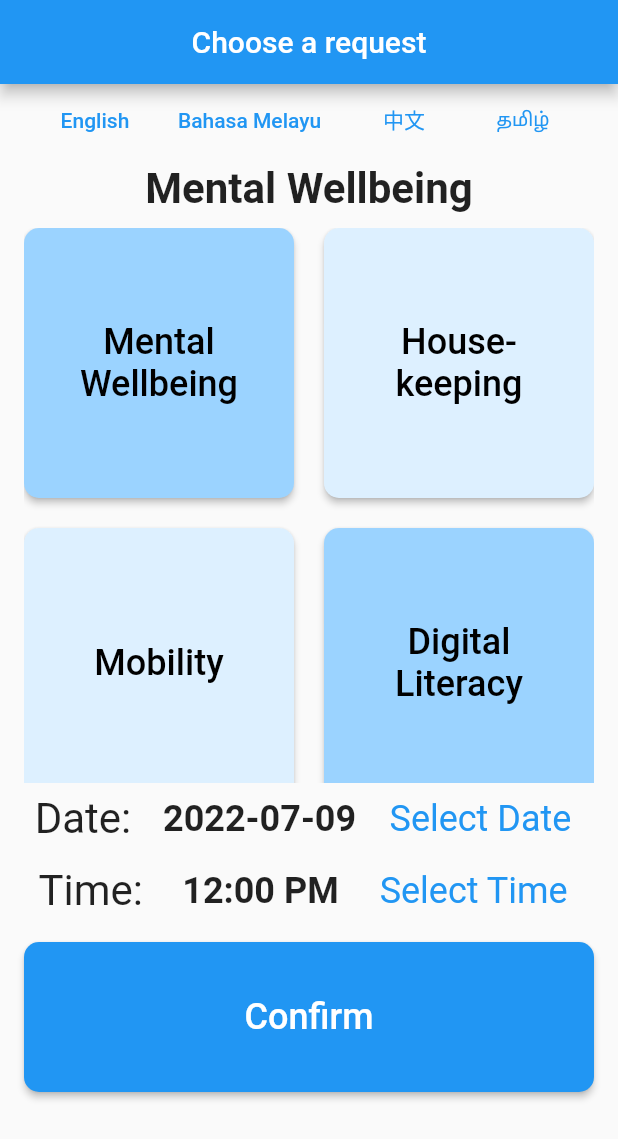
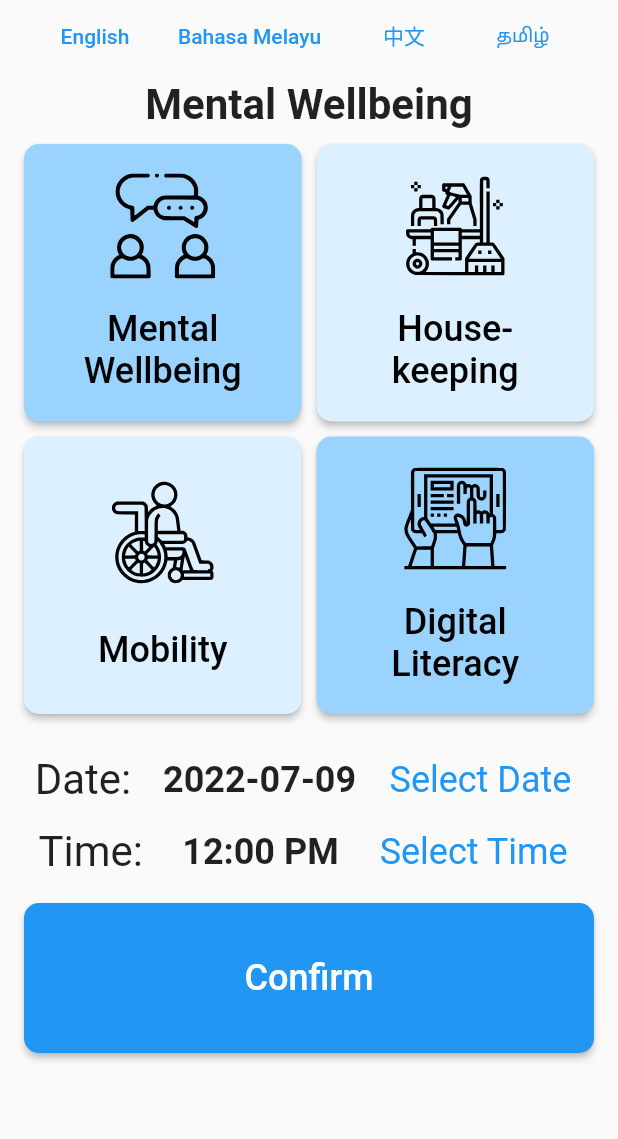
Before and after one commit to tchiong/lifehack2022, a Flutter app: the BeneficiaryCreateRequestScreen screen opened directly with empty values, on a phone screen of 412 x 824 dp. Shown: the top 1139 px of the screen. Run offline on Flutter 3.47's test engine with Material 2 defaults, Android fonts, the phone set to English and light mode, and no system bars; our stand-ins replace firebase_core, firebase_database, flutter_svg; accounts and stored records are empty.

Commit message:
Update beneficiary_create_request_screen.dart

```diff
--- a/kindness_network/lib/beneficiary_screen/beneficiary_create_request_screen.dart
+++ b/kindness_network/lib/beneficiary_screen/beneficiary_create_request_screen.dart
@@ -1,4 +1,5 @@
 import 'package:flutter/material.dart';
+import 'package:flutter_svg/flutter_svg.dart';
 import 'package:intl/intl.dart';
 import 'package:kindness_network/beneficiary_screen/beneficiary_request_screen.dart';
 import 'package:kindness_network/common/constants.dart';
@@ -93,10 +94,6 @@ class _BeneficiaryCreateRequestScreenState
   @override
   Widget build(BuildContext context) {
     return Scaffold(
-      appBar: AppBar(
-        title: const Text("Choose a request"),
-        centerTitle: true,
-      ),
       body: SafeArea(
         child: SingleChildScrollView(
           child: Padding(
@@ -114,15 +111,15 @@ class _BeneficiaryCreateRequestScreenState
                   height: 10,
                 ),
                 SizedBox(
-                  height: 370,
+                  height: 400,
                   child: GridView.count(
                     crossAxisCount: 2,
-                    crossAxisSpacing: 20,
-                    mainAxisSpacing: 20,
+                    crossAxisSpacing: 10,
+                    mainAxisSpacing: 10,
                     children: [
                       SizedBox(
                         width: 125,
-                        height: 150,
+                        height: 140,
                         child: ElevatedButton(
                           style: ElevatedButton.styleFrom(
                             primary: darkBlue,
@@ -136,14 +133,24 @@ class _BeneficiaryCreateRequestScreenState
                           onPressed: () {
                             selectJobType(JobType.mental);
                           },
-                          child: Text(JobType.mental.toString(),
+                          child: Column(
+                            mainAxisAlignment: MainAxisAlignment.spaceEvenly,
+                            children: [
+                              SvgPicture.asset(
+                                'assets/icons/mental-wellbeing.svg',
+                                height: 70,
+                                width: 70,
+                              ),
+                              Text(JobType.mental.toString(),
                                   textAlign: TextAlign.center,
                                   style: const TextStyle(color: Colors.black)),
+                            ],
+                          ),
                         ),
                       ),
                       SizedBox(
                         width: 125,
-                        height: 150,
+                        height: 140,
                         child: ElevatedButton(
                           style: ElevatedButton.styleFrom(
                             primary: lightBlue,
@@ -157,9 +164,19 @@ class _BeneficiaryCreateRequestScreenState
                           onPressed: () {
                             selectJobType(JobType.housekeeping);
                           },
-                          child: Text(JobType.housekeeping.toString(),
+                          child: Column(
+                            mainAxisAlignment: MainAxisAlignment.spaceEvenly,
+                            children: [
+                              SvgPicture.asset(
+                                'assets/icons/housekeeping.svg',
+                                height: 70,
+                                width: 70,
+                              ),
+                              Text(JobType.housekeeping.toString(),
                                   textAlign: TextAlign.center,
                                   style: const TextStyle(color: Colors.black)),
+                            ],
+                          ),
                         ),
                       ),
                       SizedBox(
@@ -180,9 +197,19 @@ class _BeneficiaryCreateRequestScreenState
                           onPressed: () {
                             selectJobType(JobType.mobility);
                           },
-                          child: Text(JobType.mobility.toString(),
+                          child: Column(
+                            mainAxisAlignment: MainAxisAlignment.spaceEvenly,
+                            children: [
+                              SvgPicture.asset(
+                                'assets/icons/wheelchair.svg',
+                                height: 70,
+                                width: 70,
+                              ),
+                              Text(JobType.mobility.toString(),
                                   textAlign: TextAlign.center,
                                   style: const TextStyle(color: Colors.black)),
+                            ],
+                          ),
                         ),
                       ),
                       SizedBox(
@@ -201,9 +228,19 @@ class _BeneficiaryCreateRequestScreenState
                           onPressed: () {
                             selectJobType(JobType.literacy);
                           },
-                          child: Text(JobType.literacy.toString(),
+                          child: Column(
+                            mainAxisAlignment: MainAxisAlignment.spaceEvenly,
+                            children: [
+                              SvgPicture.asset(
+                                'assets/icons/digital-literacy.svg',
+                                height: 70,
+                                width: 70,
+                              ),
+                              Text(JobType.literacy.toString(),
                                   textAlign: TextAlign.center,
                                   style: const TextStyle(color: Colors.black)),
+                            ],
+                          ),
                         ),
                       ),
                     ],
```
Lines whose indentation alone changed are shown as unchanged.
